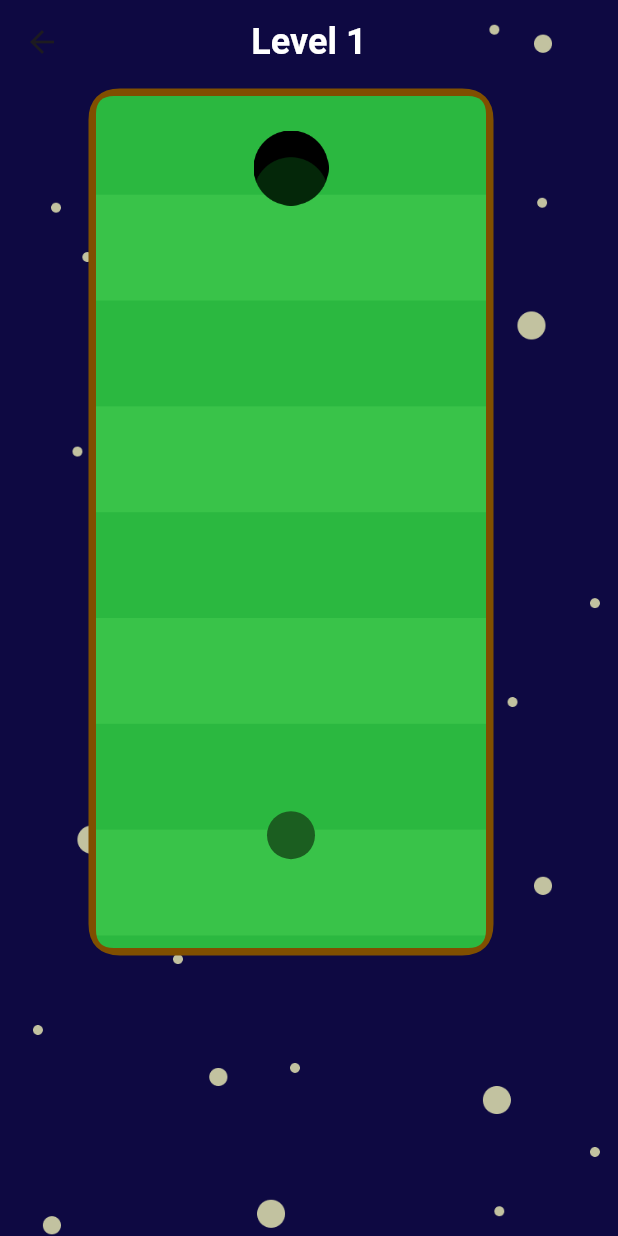
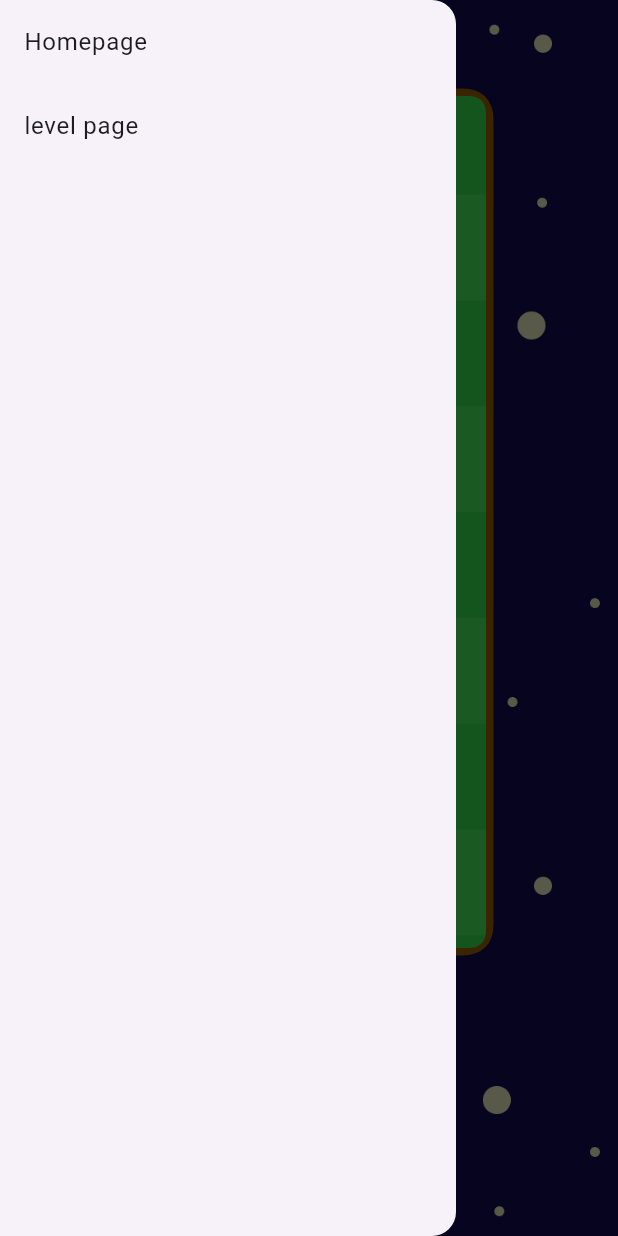
Before and after one commit to 0353497/roll_the_ball, a Flutter app: the Gamepage screen opened directly with sample values from the repository, with the side drawer open (before the commit the screen has no drawer), on a phone screen of 412 x 824 dp. Run offline on Flutter 3.47's test engine with Material 3 defaults, Android fonts, the phone set to English and light mode, and no system bars; our stand-ins replace get, sensors_plus, shared_preferences; accounts and stored records are empty.

Commit message:
Add navigation drawer to Gamepage for easy access to Homepage and Level Page

```diff
--- a/lib/pages/gamepage.dart
+++ b/lib/pages/gamepage.dart
@@ -12,6 +12,8 @@ import 'package:roll_the_ball/components/rotating_wall.dart';
 import 'package:roll_the_ball/models/game.dart';
 import 'package:roll_the_ball/models/player.dart';
 import 'package:roll_the_ball/models/rotating_wall.dart';
+import 'package:roll_the_ball/pages/homepage.dart';
+import 'package:roll_the_ball/pages/select_level_page.dart';
 import 'package:sensors_plus/sensors_plus.dart';
 
 class Gamepage extends StatefulWidget {
@@ -175,7 +177,22 @@ class _GamepageState extends State<Gamepage>
   Widget build(BuildContext context) {
     return Scaffold(
       extendBodyBehindAppBar: true,
+      drawer: Drawer(
+        child: ListView(
+          children: [
+            ListTile(
+              title: Text("Homepage"),
+              onTap: () => Get.to(() => Homepage()),
+            ),
+            ListTile(
+              title: Text("level page"),
+              onTap: () => Get.to(() => SelectLevelPage()),
+            ),
+          ],
+        ),
+      ),
       appBar: AppBar(
+        foregroundColor: Colors.white,
         backgroundColor: Colors.transparent,
         title: Text(
           "Level ${widget.game.index}",
```
